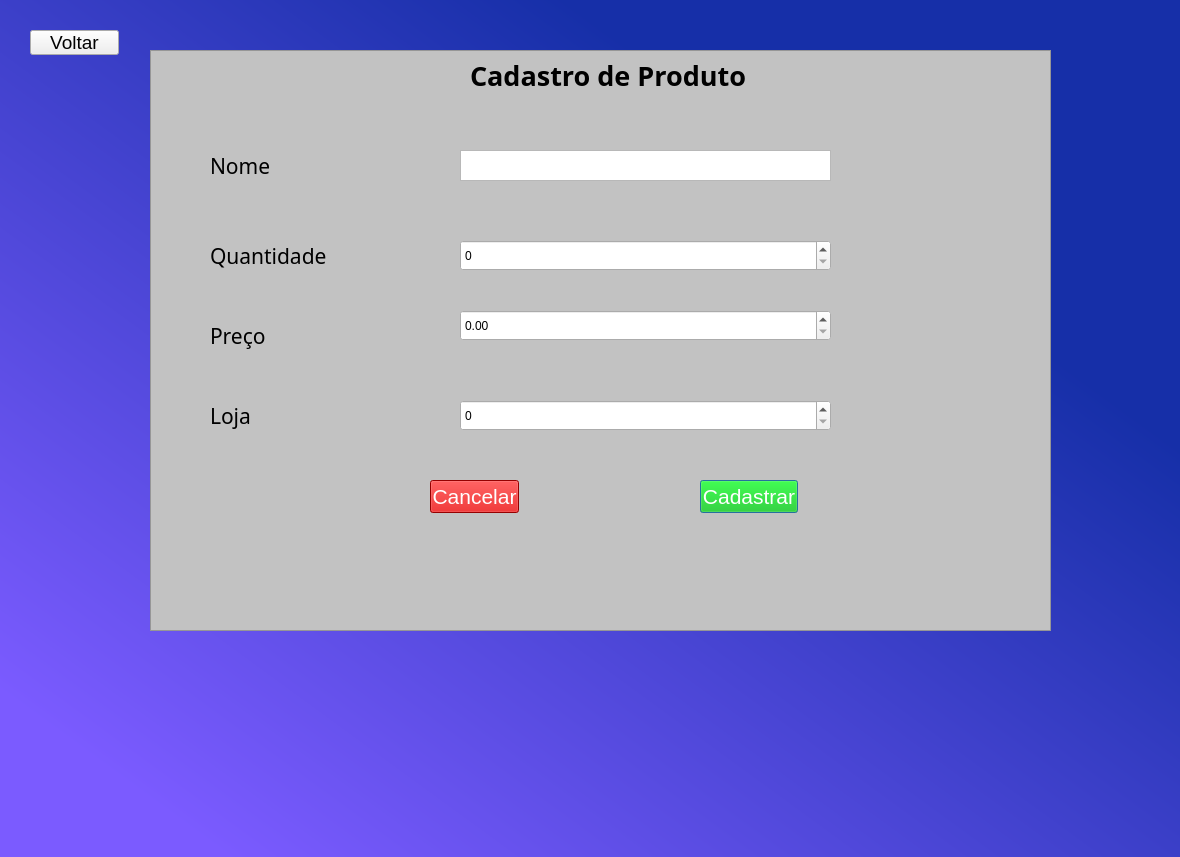
FranciscoMaik/Toth, file telas/CadastroProduto.ui: the form before one commit.
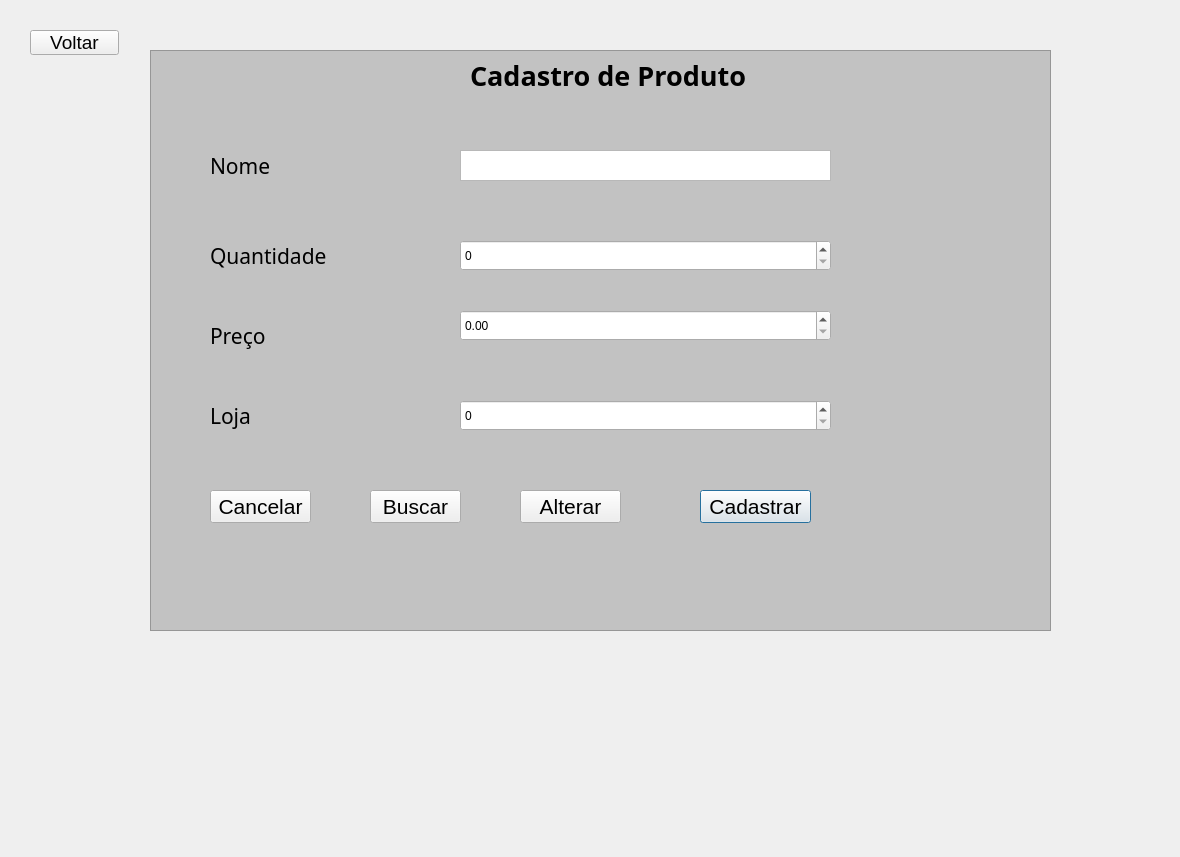
The form after the commit.

Commit message: Alterações nas telas, designer e adição de funcionalidades

Patch:
```diff
--- a/telas/CadastroProduto.ui
+++ b/telas/CadastroProduto.ui
@@ -17,9 +17,7 @@
    <bool>false</bool>
   </property>
   <property name="styleSheet">
-   <string notr="true">#tela_cad_prod{
-background-color: qlineargradient(spread:pad, x1:0.095, y1:0.903, x2:0.994, y2:0.0113636, stop:0 rgba(123, 91, 255, 255), stop:0.716418 rgba(22, 47, 168, 255));
-}</string>
+   <string notr="true"/>
   </property>
   <widget class="QFrame" name="frame_3">
    <property name="geometry">
@@ -109,8 +107,8 @@
     <property name="geometry">
      <rect>
       <x>550</x>
-      <y>430</y>
-      <width>98</width>
+      <y>440</y>
+      <width>111</width>
       <height>33</height>
      </rect>
     </property>
@@ -120,10 +118,7 @@
      </font>
     </property>
     <property name="styleSheet">
-     <string notr="true">#btn_cad_prod{
-background-color:rgb(0, 197, 0);
-color:#ffffff
-}</string>
+     <string notr="true"/>
     </property>
     <property name="text">
      <string>Cadastrar</string>
@@ -132,9 +127,9 @@
    <widget class="QPushButton" name="btn_cancel_prod">
     <property name="geometry">
      <rect>
-      <x>280</x>
-      <y>430</y>
-      <width>89</width>
+      <x>60</x>
+      <y>440</y>
+      <width>101</width>
       <height>33</height>
      </rect>
     </property>
@@ -144,10 +139,7 @@
      </font>
     </property>
     <property name="styleSheet">
-     <string notr="true">#btn_cancel_prod{
-background-color:rgb(208, 0, 0);
-color:#ffffff
-}</string>
+     <string notr="true"/>
     </property>
     <property name="text">
      <string>Cancelar</string>
@@ -195,6 +187,48 @@
      </rect>
     </property>
    </widget>
+   <widget class="QPushButton" name="btn_buscar_prod">
+    <property name="geometry">
+     <rect>
+      <x>220</x>
+      <y>440</y>
+      <width>91</width>
+      <height>33</height>
+     </rect>
+    </property>
+    <property name="font">
+     <font>
+      <pointsize>16</pointsize>
+     </font>
+    </property>
+    <property name="styleSheet">
+     <string notr="true"/>
+    </property>
+    <property name="text">
+     <string>Buscar</string>
+    </property>
+   </widget>
+   <widget class="QPushButton" name="btn_alterar_prod">
+    <property name="geometry">
+     <rect>
+      <x>370</x>
+      <y>440</y>
+      <width>101</width>
+      <height>33</height>
+     </rect>
+    </property>
+    <property name="font">
+     <font>
+      <pointsize>16</pointsize>
+     </font>
+    </property>
+    <property name="styleSheet">
+     <string notr="true"/>
+    </property>
+    <property name="text">
+     <string>Alterar</string>
+    </property>
+   </widget>
   </widget>
   <widget class="QLabel" name="label_3">
    <property name="geometry">
```
The commit also changes 10 other files.
